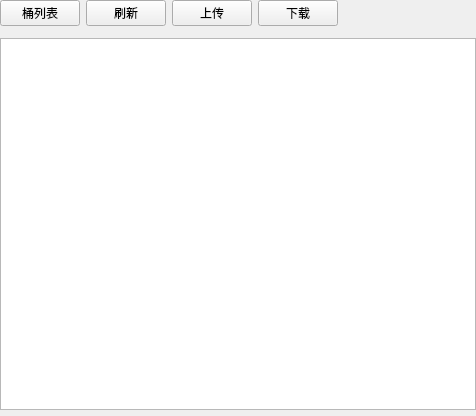
The window that cos/cosbrowser/src/fend/uimain/objectstablewidget.ui (YuanAaron/cos_client) describes before a commit, drawn with Qt 5.
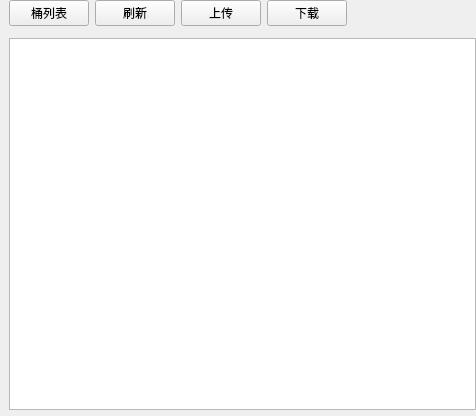
The same window after the commit. Custom widgets are drawn as their Qt base class.

The edit to the form file:
```diff
--- a/cos/cosbrowser/src/fend/uimain/objectstablewidget.ui
+++ b/cos/cosbrowser/src/fend/uimain/objectstablewidget.ui
@@ -15,7 +15,7 @@
   </property>
   <layout class="QVBoxLayout" name="verticalLayout">
    <property name="leftMargin">
-    <number>0</number>
+    <number>9</number>
    </property>
    <property name="topMargin">
     <number>0</number>
```
